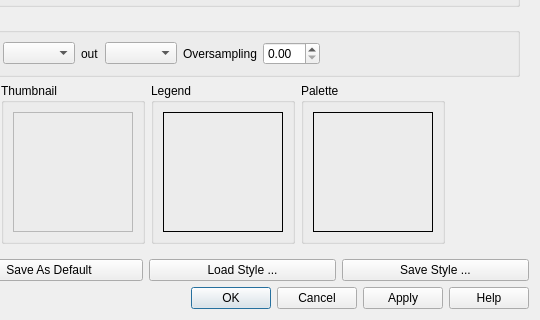
The window that src/ui/qgsrasterlayerpropertiesbase.ui (qgis/QGIS) describes before a commit, drawn with Qt 5; both pictures show x 249 to 789 and y 273 to 593 of the 789 by 593 pixel window.
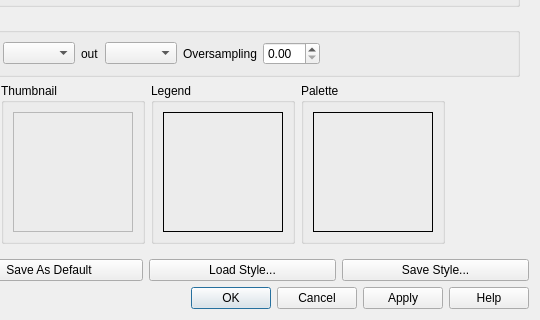
The same window after the commit. Icons and pictures are not drawn. Custom widgets are drawn as their Qt base class.

```diff
--- a/src/ui/qgsrasterlayerpropertiesbase.ui
+++ b/src/ui/qgsrasterlayerpropertiesbase.ui
@@ -2020,7 +2020,7 @@
       <item row="0" column="2">
        <widget class="QPushButton" name="pbnLoadStyle">
         <property name="text">
-         <string>Load Style ...</string>
+         <string>Load Style...</string>
         </property>
        </widget>
       </item>
@@ -2034,7 +2034,7 @@
       <item row="0" column="3">
        <widget class="QPushButton" name="pbnSaveStyleAs">
         <property name="text">
-         <string>Save Style ...</string>
+         <string>Save Style...</string>
         </property>
        </widget>
       </item>
```
